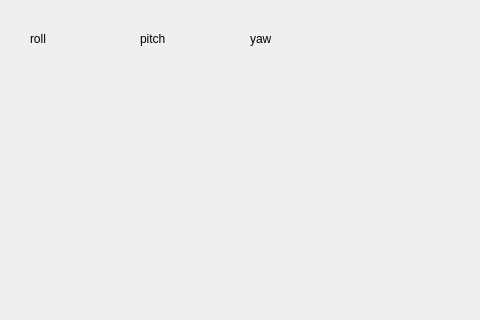
Old version of the form GroundStation/mainwindow.ui in the repository iron-kang/Qt; both pictures show x 0 to 480 and y 0 to 320 of the 1366 by 768 pixel window.
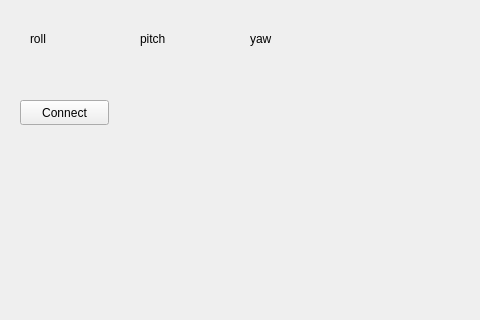
New version of the form.

Patch:
```diff
--- a/GroundStation/mainwindow.ui
+++ b/GroundStation/mainwindow.ui
@@ -63,6 +63,19 @@
      <string>yaw</string>
     </property>
    </widget>
+   <widget class="QPushButton" name="btn_connect">
+    <property name="geometry">
+     <rect>
+      <x>20</x>
+      <y>100</y>
+      <width>89</width>
+      <height>25</height>
+     </rect>
+    </property>
+    <property name="text">
+     <string>Connect</string>
+    </property>
+   </widget>
   </widget>
  </widget>
  <layoutdefault spacing="6" margin="11"/>
```
